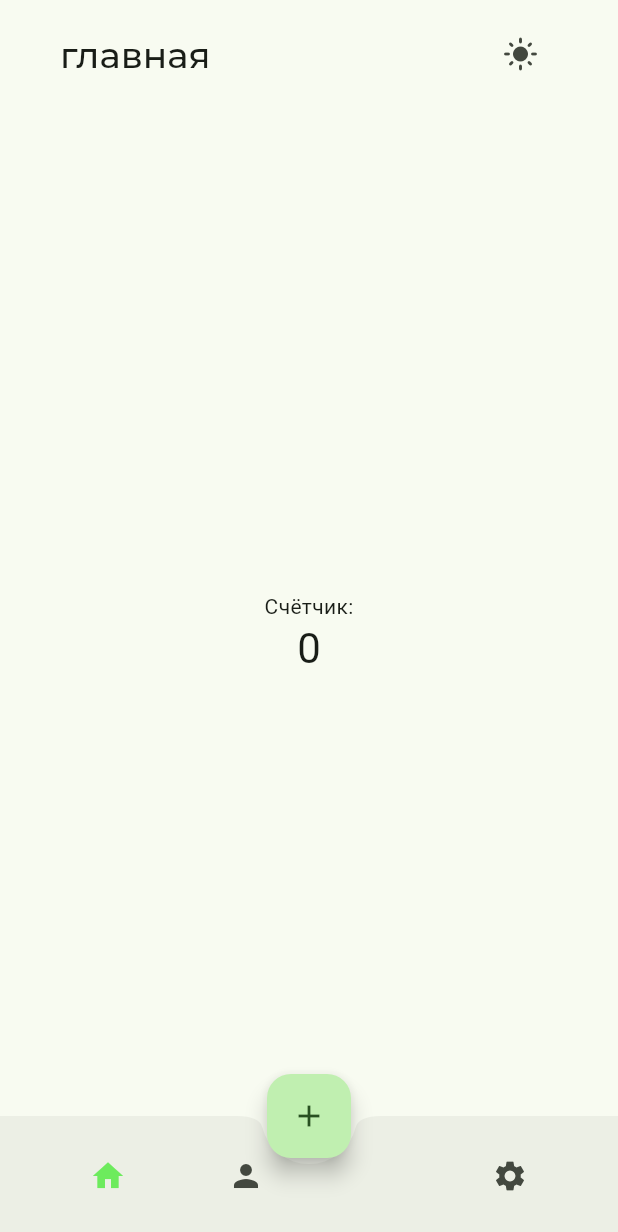
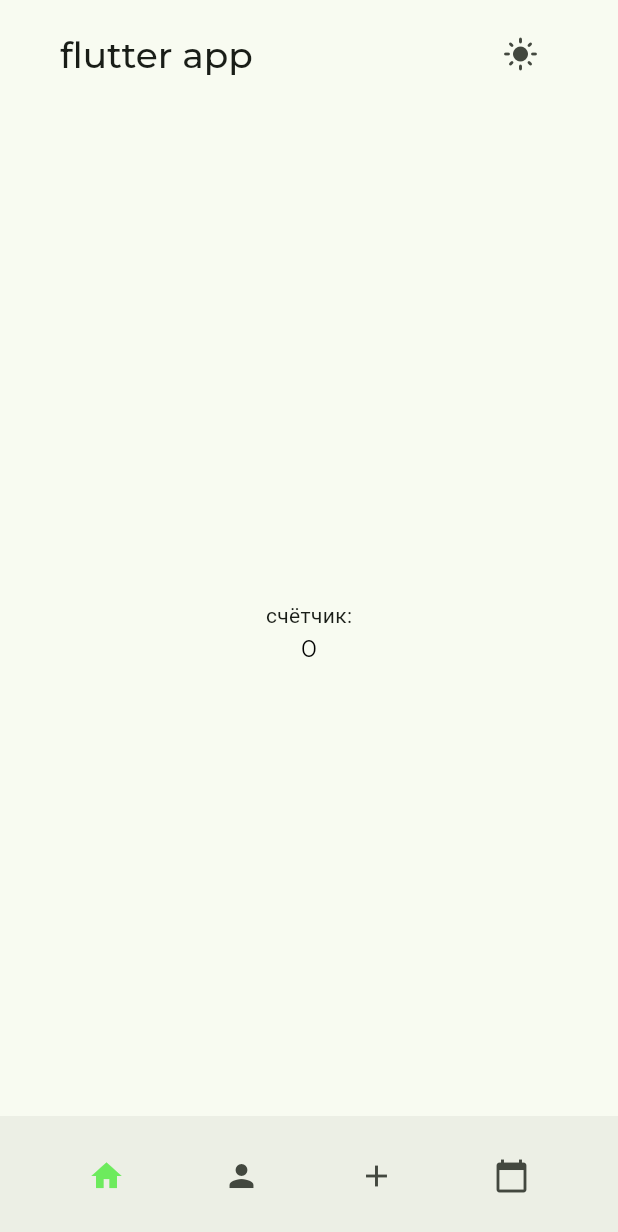
Before and after one commit to trueandre091/MPIT, a Flutter app: the screen it shows after launch, on a phone screen of 412 x 824 dp. Shown: the top 1232 px of the screen. Run offline on Flutter 3.47's test engine with Material 3 defaults, Android fonts, the light colour scheme and no system bars; our stand-ins replace google_fonts, shared_preferences.

Commit message:
fine-tune

```diff
--- a/frontend/lib/main.dart
+++ b/frontend/lib/main.dart
@@ -39,6 +39,7 @@ class _HomePageState extends State<HomePage> {
   List<Widget> get _pages => [
         HomePageContent(counter: _counter, onIncrement: _incrementCounter),
         const ProfilePage(),
+        const AddPage(),
         const SettingsPage(),
       ];
 
@@ -60,7 +61,7 @@ class _HomePageState extends State<HomePage> {
               titleSpacing: 24,
               leadingWidth: 72,
               title: Text(
-                'главная',
+                'flutter app',
                 style: Theme.of(context).textTheme.titleLarge,
               ),
               actions: [
@@ -94,21 +95,20 @@ class _HomePageState extends State<HomePage> {
                 onPressed: () => setState(() => _selectedIndex = 1),
                 color: _selectedIndex == 1 ? Theme.of(context).primaryColor : null,
               ),
-              const SizedBox(width: 40), // пространство для FAB
               IconButton(
-                icon: const Icon(Icons.settings),
+                icon: const Icon(Icons.add),
                 onPressed: () => setState(() => _selectedIndex = 2),
                 color: _selectedIndex == 2 ? Theme.of(context).primaryColor : null,
+              ),
+              IconButton(
+                icon: const Icon(Icons.calendar_today),
+                onPressed: () => setState(() => _selectedIndex = 3),
+                color: _selectedIndex == 3 ? Theme.of(context).primaryColor : null,
               ),
             ],
           ),
         ),
       ),
-      floatingActionButton: FloatingActionButton(
-        onPressed: _incrementCounter,
-        child: const Icon(Icons.add),
-      ),
-      floatingActionButtonLocation: FloatingActionButtonLocation.centerDocked,
     );
   }
 }
```
Also changed, not shown: frontend/lib/pages/pages.dart (+17 -6 lines), model/requirements.txt (+6 -1 lines), 3 other files.
